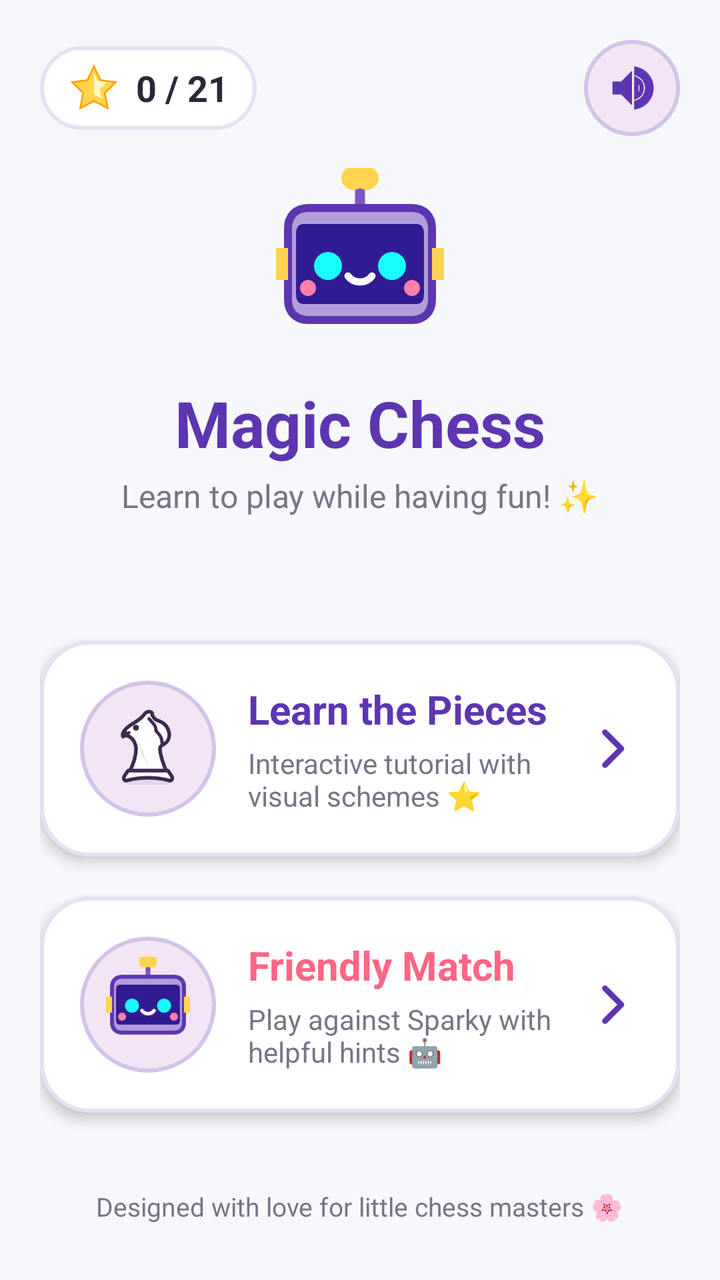
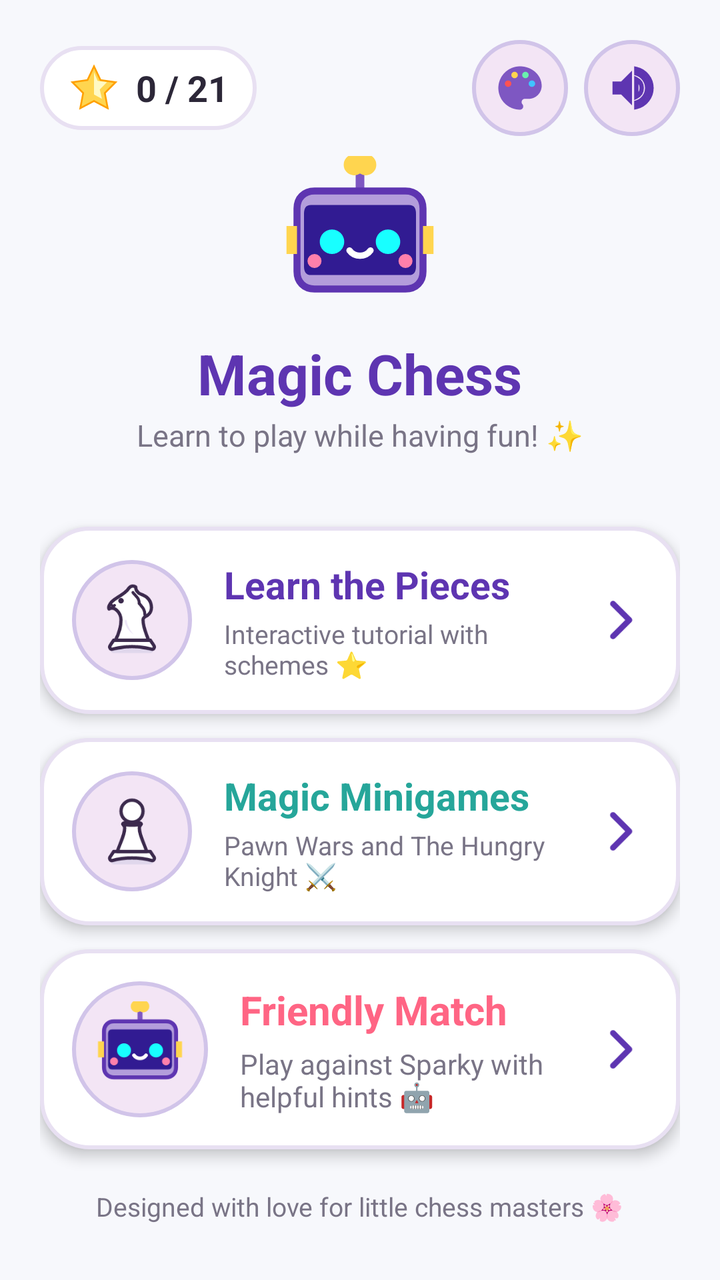

Two renders of the same Android screen: before a commit and after it. Below are the layout's source before the change and the commit's diff.
<!-- AndroidManifest.xml: application theme Theme.MagicChessKids -->
<!-- res/layout/layout_main_menu.xml -->
<?xml version="1.0" encoding="utf-8"?>
<LinearLayout xmlns:android="http://schemas.android.com/apk/res/android"
    android:layout_width="match_parent"
    android:layout_height="match_parent"
    android:orientation="vertical"
    android:background="@color/bg_light"
    android:gravity="center_horizontal"
    android:padding="20dp">

    
    <LinearLayout
        android:layout_width="match_parent"
        android:layout_height="wrap_content"
        android:orientation="horizontal"
        android:gravity="center_vertical">

        
        <LinearLayout
            android:layout_width="wrap_content"
            android:layout_height="wrap_content"
            android:orientation="horizontal"
            android:gravity="center_vertical"
            android:background="@drawable/bg_card_rounded"
            android:paddingHorizontal="14dp"
            android:paddingVertical="8dp">

            <ImageView
                android:layout_width="26dp"
                android:layout_height="26dp"
                android:src="@drawable/ic_star_gold"
                android:contentDescription="Stars" />

            <TextView
                android:id="@+id/tvTotalStars"
                android:layout_width="wrap_content"
                android:layout_height="wrap_content"
                android:layout_marginStart="8dp"
                android:text="0 / 21"
                android:textColor="@color/text_dark"
                android:textSize="18sp"
                android:textStyle="bold" />
        </LinearLayout>

        <View
            android:layout_width="0dp"
            android:layout_height="1dp"
            android:layout_weight="1" />

        
        <ImageView
            android:id="@+id/btnSoundToggle"
            android:layout_width="48dp"
            android:layout_height="48dp"
            android:background="@drawable/bg_button_circle"
            android:src="@drawable/ic_sound_on"
            android:padding="11dp"
            android:contentDescription="Sound" />
    </LinearLayout>

    
    <LinearLayout
        android:layout_width="match_parent"
        android:layout_height="wrap_content"
        android:orientation="vertical"
        android:gravity="center"
        android:layout_marginTop="16dp"
        android:layout_marginBottom="24dp">

        <ImageView
            android:layout_width="96dp"
            android:layout_height="96dp"
            android:src="@drawable/ic_robot_sparky"
            android:contentDescription="Sparky" />

        <TextView
            android:layout_width="wrap_content"
            android:layout_height="wrap_content"
            android:text="Magic Chess"
            android:textColor="@color/primary_dark"
            android:textSize="32sp"
            android:textStyle="bold"
            android:layout_marginTop="10dp" />

        <TextView
            android:layout_width="wrap_content"
            android:layout_height="wrap_content"
            android:text="Learn to play while having fun! ✨"
            android:textColor="@color/text_muted"
            android:textSize="16sp"
            android:layout_marginTop="4dp" />
    </LinearLayout>

    
    <LinearLayout
        android:layout_width="match_parent"
        android:layout_height="0dp"
        android:layout_weight="1"
        android:orientation="vertical"
        android:gravity="center">

        
        <LinearLayout
            android:id="@+id/btnMenuTutorial"
            android:layout_width="match_parent"
            android:layout_height="wrap_content"
            android:orientation="horizontal"
            android:background="@drawable/bg_card_rounded"
            android:padding="20dp"
            android:gravity="center_vertical"
            android:elevation="4dp"
            android:clickable="true"
            android:focusable="true">

            <FrameLayout
                android:layout_width="68dp"
                android:layout_height="68dp"
                android:background="@drawable/bg_button_circle">
                <ImageView
                    android:layout_width="48dp"
                    android:layout_height="48dp"
                    android:layout_gravity="center"
                    android:src="@drawable/piece_knight_white"
                    android:contentDescription="Learn" />
            </FrameLayout>

            <LinearLayout
                android:layout_width="0dp"
                android:layout_height="wrap_content"
                android:layout_weight="1"
                android:orientation="vertical"
                android:layout_marginStart="16dp">

                <TextView
                    android:layout_width="wrap_content"
                    android:layout_height="wrap_content"
                    android:text="Learn the Pieces"
                    android:textColor="@color/primary_dark"
                    android:textSize="20sp"
                    android:textStyle="bold" />

                <TextView
                    android:layout_width="wrap_content"
                    android:layout_height="wrap_content"
                    android:text="Interactive tutorial with visual schemes ⭐"
                    android:textColor="@color/text_muted"
                    android:textSize="14sp"
                    android:layout_marginTop="4dp" />
            </LinearLayout>

            <ImageView
                android:layout_width="28dp"
                android:layout_height="28dp"
                android:src="@drawable/ic_arrow_forward"
                android:contentDescription="Go" />
        </LinearLayout>

        
        <LinearLayout
            android:id="@+id/btnMenuPlay"
            android:layout_width="match_parent"
            android:layout_height="wrap_content"
            android:orientation="horizontal"
            android:background="@drawable/bg_card_rounded"
            android:padding="20dp"
            android:gravity="center_vertical"
            android:elevation="4dp"
            android:layout_marginTop="20dp"
            android:clickable="true"
            android:focusable="true">

            <FrameLayout
                android:layout_width="68dp"
                android:layout_height="68dp"
                android:background="@drawable/bg_button_circle">
                <ImageView
                    android:layout_width="48dp"
                    android:layout_height="48dp"
                    android:layout_gravity="center"
                    android:src="@drawable/ic_robot_sparky"
                    android:contentDescription="Play" />
            </FrameLayout>

            <LinearLayout
                android:layout_width="0dp"
                android:layout_height="wrap_content"
                android:layout_weight="1"
                android:orientation="vertical"
                android:layout_marginStart="16dp">

                <TextView
                    android:layout_width="wrap_content"
                    android:layout_height="wrap_content"
                    android:text="Friendly Match"
                    android:textColor="@color/accent_pink"
                    android:textSize="20sp"
                    android:textStyle="bold" />

                <TextView
                    android:layout_width="wrap_content"
                    android:layout_height="wrap_content"
                    android:text="Play against Sparky with helpful hints 🤖"
                    android:textColor="@color/text_muted"
                    android:textSize="14sp"
                    android:layout_marginTop="4dp" />
            </LinearLayout>

            <ImageView
                android:layout_width="28dp"
                android:layout_height="28dp"
                android:src="@drawable/ic_arrow_forward"
                android:contentDescription="Go" />
        </LinearLayout>

    </LinearLayout>

    
    <TextView
        android:layout_width="wrap_content"
        android:layout_height="wrap_content"
        android:text="Designed with love for little chess masters 🌸"
        android:textColor="@color/text_muted"
        android:textSize="13sp"
        android:layout_marginBottom="8dp" />

</LinearLayout>
<!-- resources referenced by this layout -->
<resources>
  <color name="accent_pink">#FF6584</color>
  <color name="bg_light">#F7F8FC</color>
  <color name="primary_dark">#5E35B1</color>
  <color name="text_dark">#2C2738</color>
  <color name="text_muted">#797486</color>
  <!-- drawable bg_button_circle (drawable) -->
  <?xml version="1.0" encoding="utf-8"?>
  <ripple xmlns:android="http://schemas.android.com/apk/res/android"
      android:color="#307E57C2">
      <item>
          <shape android:shape="oval">
              <solid android:color="#F3E5F5" />
              <stroke android:width="2dp" android:color="#D1C4E9" />
          </shape>
      </item>
  </ripple>
  <!-- drawable bg_card_rounded (drawable) -->
  <?xml version="1.0" encoding="utf-8"?>
  <shape xmlns:android="http://schemas.android.com/apk/res/android"
      android:shape="rectangle">
      <corners android:radius="24dp" />
      <solid android:color="#FFFFFF" />
      <stroke android:width="2dp" android:color="#E8E0F2" />
  </shape>
  <!-- drawable ic_arrow_forward (drawable) -->
  <vector xmlns:android="http://schemas.android.com/apk/res/android"
      android:width="28dp"
      android:height="28dp"
      android:viewportWidth="24"
      android:viewportHeight="24">
    <path
        android:fillColor="#00000000"
        android:strokeColor="#5E35B1"
        android:strokeWidth="2.5"
        android:strokeLineCap="round"
        android:strokeLineJoin="round"
        android:pathData="M9,5 L16,12 L9,19" />
  </vector>
  <!-- drawable ic_sound_on (drawable) -->
  <vector xmlns:android="http://schemas.android.com/apk/res/android"
      android:width="28dp"
      android:height="28dp"
      android:viewportWidth="24"
      android:viewportHeight="24">
    <path
        android:fillColor="#5E35B1"
        android:pathData="M3,9 L3,15 L7,15 L12,20 L12,4 L7,9 Z" />
    <path
        android:fillColor="#00000000"
        android:strokeColor="#5E35B1"
        android:strokeWidth="2"
        android:strokeLineCap="round"
        android:pathData="M16.5,12 C16.5,10.23 15.48,8.71 14,7.97 L14,16.02 C15.48,15.29 16.5,13.77 16.5,12 Z" />
    <path
        android:fillColor="#00000000"
        android:strokeColor="#5E35B1"
        android:strokeWidth="2"
        android:strokeLineCap="round"
        android:pathData="M14,3.23 L14,5.29 C16.89,6.15 19,8.83 19,12 C19,15.17 16.89,17.85 14,18.71 L14,20.77 C18.01,19.86 21,16.28 21,12 C21,7.72 18.01,4.14 14,3.23 Z" />
  </vector>
  <!-- drawable ic_star_gold (drawable) -->
  <vector xmlns:android="http://schemas.android.com/apk/res/android"
      android:width="36dp"
      android:height="36dp"
      android:viewportWidth="36"
      android:viewportHeight="36">
    
    <path
        android:fillColor="#FFD54F"
        android:strokeColor="#FFA000"
        android:strokeWidth="1.2"
        android:pathData="M18,3 L22.5,12.5 L33,14 L25.5,21.5 L27.5,32 L18,27 L8.5,32 L10.5,21.5 L3,14 L13.5,12.5 Z" />
    <path
        android:fillColor="#FFF9C4"
        android:pathData="M18,7 L20.5,13 L27,14 L22,19 L23.5,25.5 L18,22.5 Z" />
  </vector>
  <style name="Theme.MagicChessKids" parent="Theme.Material3.DayNight.NoActionBar">
          <item name="colorPrimary">@color/primary</item>
          <item name="colorPrimaryVariant">@color/primary_dark</item>
          <item name="colorSecondary">@color/accent_pink</item>
          <item name="android:statusBarColor">@color/primary</item>
          <item name="android:navigationBarColor">@color/bg_light</item>
          <item name="android:windowLightNavigationBar" tools:targetApi="o_mr1">true</item>
      </style>
  <color name="primary">#7E57C2</color>
</resources>

<!-- the commit's change to res/layout/layout_main_menu.xml (unified diff, before → after) -->
@@ -45,6 +45,17 @@
             android:layout_width="0dp"
             android:layout_height="1dp"
             android:layout_weight="1" />
+
+        
+        <ImageView
+            android:id="@+id/btnThemeToggle"
+            android:layout_width="48dp"
+            android:layout_height="48dp"
+            android:background="@drawable/bg_button_circle"
+            android:src="@drawable/ic_theme_palette"
+            android:padding="11dp"
+            android:layout_marginEnd="8dp"
+            android:contentDescription="Themes" />
 
         
         <ImageView
@@ -63,12 +74,12 @@
         android:layout_height="wrap_content"
         android:orientation="vertical"
         android:gravity="center"
-        android:layout_marginTop="16dp"
-        android:layout_marginBottom="24dp">
+        android:layout_marginTop="10dp"
+        android:layout_marginBottom="16dp">
 
         <ImageView
-            android:layout_width="96dp"
-            android:layout_height="96dp"
+            android:layout_width="84dp"
+            android:layout_height="84dp"
             android:src="@drawable/ic_robot_sparky"
             android:contentDescription="Sparky" />
 
@@ -77,17 +88,17 @@
             android:layout_height="wrap_content"
             android:text="Magic Chess"
             android:textColor="@color/primary_dark"
-            android:textSize="32sp"
+            android:textSize="28sp"
             android:textStyle="bold"
-            android:layout_marginTop="10dp" />
+            android:layout_marginTop="6dp" />
 
         <TextView
             android:layout_width="wrap_content"
             android:layout_height="wrap_content"
             android:text="Learn to play while having fun! ✨"
             android:textColor="@color/text_muted"
-            android:textSize="16sp"
-            android:layout_marginTop="4dp" />
+            android:textSize="15sp"
+            android:layout_marginTop="2dp" />
     </LinearLayout>
 
     
@@ -105,19 +116,19 @@
             android:layout_height="wrap_content"
             android:orientation="horizontal"
             android:background="@drawable/bg_card_rounded"
-            android:padding="20dp"
+            android:padding="16dp"
             android:gravity="center_vertical"
             android:elevation="4dp"
             android:clickable="true"
             android:focusable="true">
 
             <FrameLayout
-                android:layout_width="68dp"
-                android:layout_height="68dp"
+                android:layout_width="60dp"
+                android:layout_height="60dp"
                 android:background="@drawable/bg_button_circle">
                 <ImageView
-                    android:layout_width="48dp"
-                    android:layout_height="48dp"
+                    android:layout_width="44dp"
+                    android:layout_height="44dp"
                     android:layout_gravity="center"
                     android:src="@drawable/piece_knight_white"
                     android:contentDescription="Learn" />
@@ -135,16 +146,16 @@
                     android:layout_height="wrap_content"
                     android:text="Learn the Pieces"
                     android:textColor="@color/primary_dark"
-                    android:textSize="20sp"
+                    android:textSize="19sp"
                     android:textStyle="bold" />
 
                 <TextView
                     android:layout_width="wrap_content"
                     android:layout_height="wrap_content"
-                    android:text="Interactive tutorial with visual schemes ⭐"
+                    android:text="Interactive tutorial with schemes ⭐"
                     android:textColor="@color/text_muted"
-                    android:textSize="14sp"
-                    android:layout_marginTop="4dp" />
+                    android:textSize="13sp"
+                    android:layout_marginTop="3dp" />
             </LinearLayout>
 
             <ImageView
@@ -156,15 +167,72 @@
 
         
         <LinearLayout
+            android:id="@+id/btnMenuMinigames"
+            android:layout_width="match_parent"
+            android:layout_height="wrap_content"
+            android:orientation="horizontal"
+            android:background="@drawable/bg_card_rounded"
+            android:padding="16dp"
+            android:gravity="center_vertical"
+            android:elevation="4dp"
+            android:layout_marginTop="12dp"
+            android:clickable="true"
+            android:focusable="true">
+
+            <FrameLayout
+                android:layout_width="60dp"
+                android:layout_height="60dp"
+                android:background="@drawable/bg_button_circle">
+                <ImageView
+                    android:layout_width="44dp"
+                    android:layout_height="44dp"
+                    android:layout_gravity="center"
+                    android:src="@drawable/piece_pawn_white"
+                    android:contentDescription="Minigames" />
+            </FrameLayout>
+
+            <LinearLayout
+                android:layout_width="0dp"
+                android:layout_height="wrap_content"
+                android:layout_weight="1"
+                android:orientation="vertical"
+                android:layout_marginStart="16dp">
+
+                <TextView
+                    android:layout_width="wrap_content"
+                    android:layout_height="wrap_content"
+                    android:text="Magic Minigames"
+                    android:textColor="@color/accent_mint"
+                    android:textSize="19sp"
+                    android:textStyle="bold" />
+
+                <TextView
+                    android:layout_width="wrap_content"
+                    android:layout_height="wrap_content"
+                    android:text="Pawn Wars and The Hungry Knight ⚔️"
+                    android:textColor="@color/text_muted"
+                    android:textSize="13sp"
+                    android:layout_marginTop="3dp" />
+            </LinearLayout>
+
+            <ImageView
+                android:layout_width="28dp"
+                android:layout_height="28dp"
+                android:src="@drawable/ic_arrow_forward"
+                android:contentDescription="Go" />
+        </LinearLayout>
+
+        
+        <LinearLayout
             android:id="@+id/btnMenuPlay"
             android:layout_width="match_parent"
             android:layout_height="wrap_content"
             android:orientation="horizontal"
             android:background="@drawable/bg_card_rounded"
-            android:padding="20dp"
+            android:padding="16dp"
             android:gravity="center_vertical"
             android:elevation="4dp"
-            android:layout_marginTop="20dp"
+            android:layout_marginTop="12dp"
             android:clickable="true"
             android:focusable="true">
 
<!-- resource entries referenced after the edit -->
@@ -1,5 +1,6 @@
 <!-- resources referenced by this layout -->
 <resources>
+  <color name="accent_mint">#26A69A</color>
   <color name="accent_pink">#FF6584</color>
   <color name="bg_light">#F7F8FC</color>
   <color name="primary_dark">#5E35B1</color>
